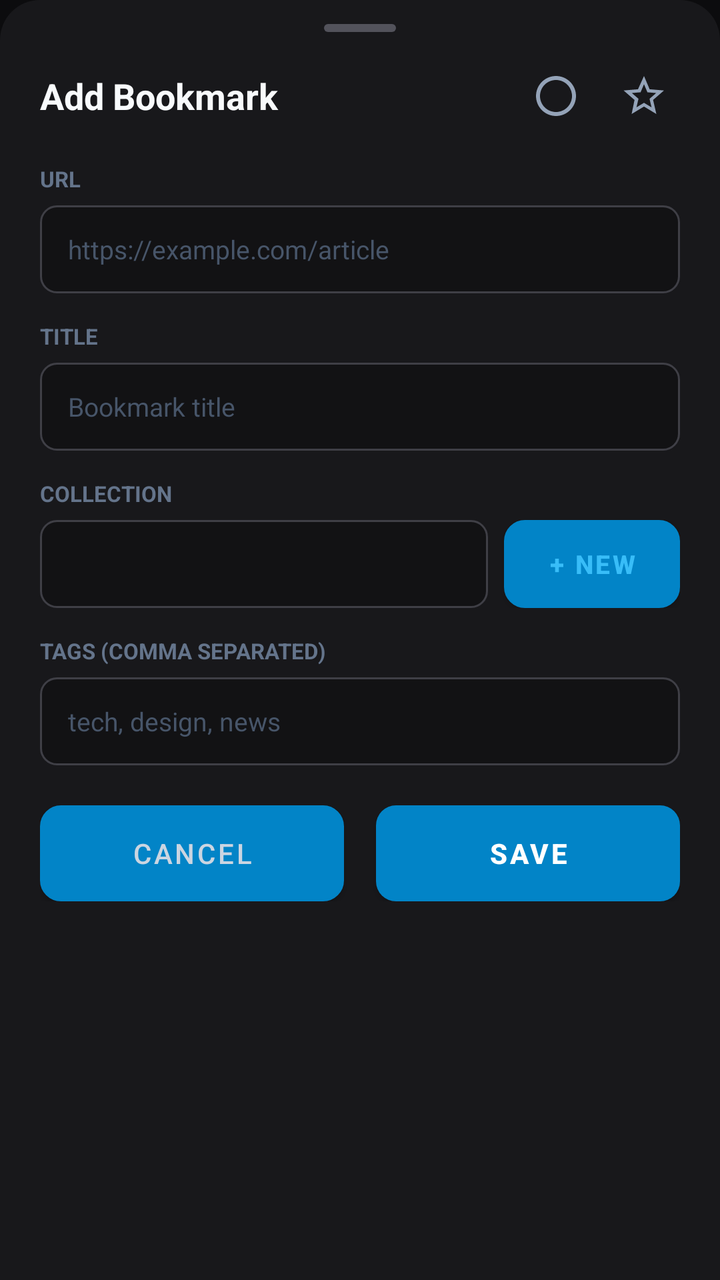
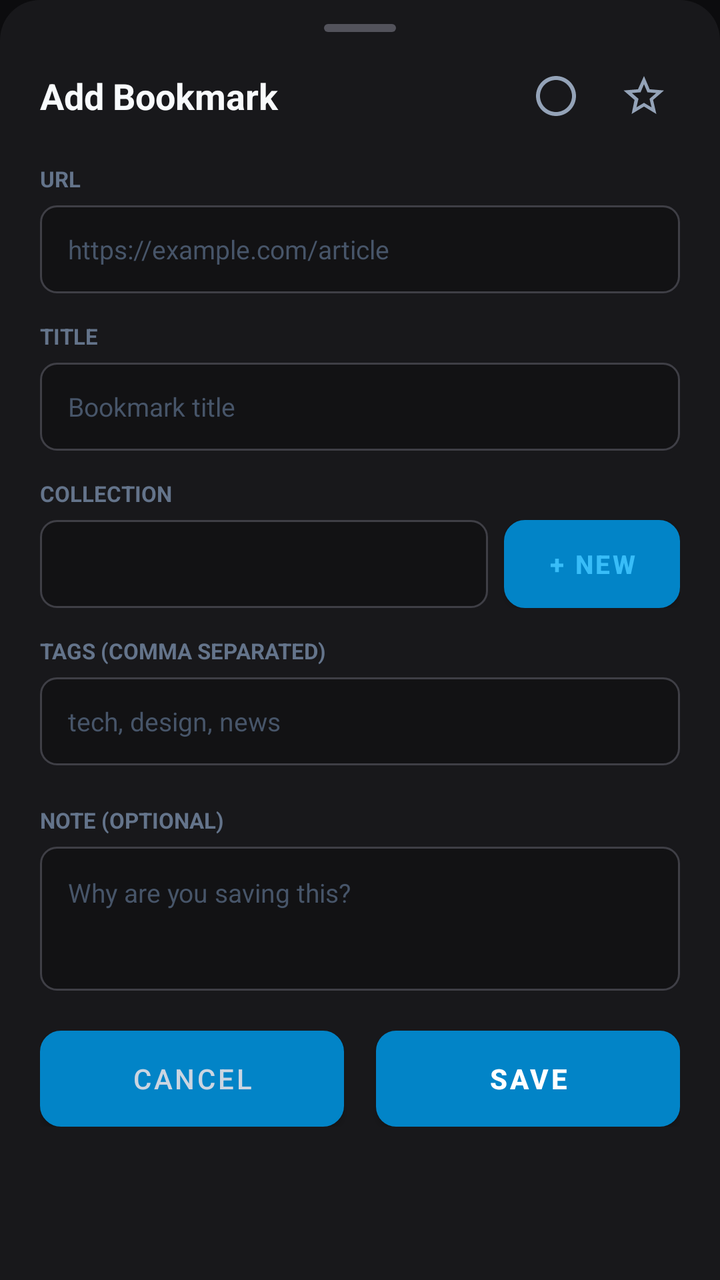

Before-and-after screenshots of an Android layout around one commit, followed by the original layout XML and the change that was made.
<!-- AndroidManifest.xml: application theme Theme.Keepsake -->
<!-- res/layout/sheet_add_bookmark.xml -->
<?xml version="1.0" encoding="utf-8"?>
<LinearLayout xmlns:android="http://schemas.android.com/apk/res/android"
    android:layout_width="match_parent"
    android:layout_height="wrap_content"
    android:background="@drawable/bg_bottom_sheet"
    android:orientation="vertical"
    android:paddingStart="20dp"
    android:paddingEnd="20dp"
    android:paddingTop="12dp"
    android:paddingBottom="28dp">

    
    <View
        android:layout_width="36dp"
        android:layout_height="4dp"
        android:layout_gravity="center_horizontal"
        android:layout_marginBottom="14dp"
        android:background="@drawable/bg_drag_handle" />

    <LinearLayout
        android:layout_width="match_parent"
        android:layout_height="wrap_content"
        android:gravity="center_vertical"
        android:orientation="horizontal"
        android:layout_marginBottom="16dp">

        <TextView
            android:layout_width="0dp"
            android:layout_height="wrap_content"
            android:layout_weight="1"
            android:text="Add Bookmark"
            android:textColor="#F8FAFC"
            android:textSize="18sp"
            android:textStyle="bold" />

        <ImageButton
            android:id="@+id/btnAddDone"
            android:layout_width="36dp"
            android:layout_height="36dp"
            android:background="?attr/selectableItemBackgroundBorderless"
            android:contentDescription="Done status"
            android:src="@drawable/ic_circle_empty"
            android:layout_marginEnd="8dp" />

        <ImageButton
            android:id="@+id/btnAddFavorite"
            android:layout_width="36dp"
            android:layout_height="36dp"
            android:background="?attr/selectableItemBackgroundBorderless"
            android:contentDescription="Favorite"
            android:src="@drawable/ic_star_empty" />
    </LinearLayout>

    
    <TextView
        android:layout_width="wrap_content"
        android:layout_height="wrap_content"
        android:layout_marginBottom="6dp"
        android:text="URL"
        android:textColor="#64748B"
        android:textSize="11sp"
        android:textStyle="bold" />

    <EditText
        android:id="@+id/etAddUrl"
        android:layout_width="match_parent"
        android:layout_height="44dp"
        android:layout_marginBottom="14dp"
        android:background="@drawable/bg_input"
        android:hint="https://example.com/article"
        android:inputType="textUri"
        android:paddingStart="14dp"
        android:paddingEnd="14dp"
        android:singleLine="true"
        android:textColor="#F8FAFC"
        android:textColorHint="#475569"
        android:textSize="13sp" />

    
    <TextView
        android:layout_width="wrap_content"
        android:layout_height="wrap_content"
        android:layout_marginBottom="6dp"
        android:text="TITLE"
        android:textColor="#64748B"
        android:textSize="11sp"
        android:textStyle="bold" />

    <EditText
        android:id="@+id/etAddTitle"
        android:layout_width="match_parent"
        android:layout_height="44dp"
        android:layout_marginBottom="14dp"
        android:background="@drawable/bg_input"
        android:hint="Bookmark title"
        android:inputType="textCapSentences"
        android:paddingStart="14dp"
        android:paddingEnd="14dp"
        android:singleLine="true"
        android:textColor="#F8FAFC"
        android:textColorHint="#475569"
        android:textSize="13sp" />

    
    <TextView
        android:layout_width="wrap_content"
        android:layout_height="wrap_content"
        android:layout_marginBottom="6dp"
        android:text="COLLECTION"
        android:textColor="#64748B"
        android:textSize="11sp"
        android:textStyle="bold" />

    <LinearLayout
        android:layout_width="match_parent"
        android:layout_height="wrap_content"
        android:orientation="horizontal"
        android:gravity="center_vertical"
        android:layout_marginBottom="14dp">

        <Spinner
            android:id="@+id/spinnerAddCollection"
            android:layout_width="0dp"
            android:layout_height="44dp"
            android:layout_weight="1"
            android:background="@drawable/bg_input"
            android:overlapAnchor="false"
            android:popupBackground="#18181B"
            android:spinnerMode="dropdown"
            android:layout_marginEnd="8dp" />

        <Button
            android:id="@+id/btnQuickAddCollection"
            android:layout_width="wrap_content"
            android:layout_height="44dp"
            android:background="@drawable/bg_button_secondary"
            android:text="+ New"
            android:textColor="#38BDF8"
            android:textSize="13sp"
            android:textStyle="bold"
            android:paddingStart="12dp"
            android:paddingEnd="12dp" />
    </LinearLayout>

    
    <TextView
        android:layout_width="wrap_content"
        android:layout_height="wrap_content"
        android:layout_marginBottom="6dp"
        android:text="TAGS (COMMA SEPARATED)"
        android:textColor="#64748B"
        android:textSize="11sp"
        android:textStyle="bold" />

    <EditText
        android:id="@+id/etAddTags"
        android:layout_width="match_parent"
        android:layout_height="44dp"
        android:layout_marginBottom="20dp"
        android:background="@drawable/bg_input"
        android:hint="tech, design, news"
        android:inputType="text"
        android:paddingStart="14dp"
        android:paddingEnd="14dp"
        android:singleLine="true"
        android:textColor="#F8FAFC"
        android:textColorHint="#475569"
        android:textSize="13sp" />

    
    <LinearLayout
        android:layout_width="match_parent"
        android:layout_height="wrap_content"
        android:orientation="horizontal">

        <Button
            android:id="@+id/btnCancelAdd"
            android:layout_width="0dp"
            android:layout_height="48dp"
            android:layout_marginEnd="8dp"
            android:layout_weight="1"
            android:background="@drawable/bg_button_secondary"
            android:text="Cancel"
            android:textColor="#CBD5E1"
            android:textSize="14sp" />

        <Button
            android:id="@+id/btnConfirmAdd"
            android:layout_width="0dp"
            android:layout_height="48dp"
            android:layout_marginStart="8dp"
            android:layout_weight="1"
            android:background="@drawable/bg_button_primary"
            android:text="Save"
            android:textColor="#FFFFFF"
            android:textSize="14sp"
            android:textStyle="bold" />
    </LinearLayout>

</LinearLayout>
<!-- resources referenced by this layout -->
<resources>
  <!-- drawable bg_bottom_sheet (drawable) -->
  <?xml version="1.0" encoding="utf-8"?>
  <shape xmlns:android="http://schemas.android.com/apk/res/android"
      android:shape="rectangle">
      <solid android:color="#18181B" />
      <corners
          android:topLeftRadius="20dp"
          android:topRightRadius="20dp" />
  </shape>
  <!-- drawable bg_button_primary (drawable) -->
  <?xml version="1.0" encoding="utf-8"?>
  <ripple xmlns:android="http://schemas.android.com/apk/res/android"
      android:color="#38BDF8">
      <item>
          <shape android:shape="rectangle">
              <solid android:color="#0284C7" />
              <corners android:radius="10dp" />
          </shape>
      </item>
  </ripple>
  <!-- drawable bg_button_secondary (drawable) -->
  <?xml version="1.0" encoding="utf-8"?>
  <ripple xmlns:android="http://schemas.android.com/apk/res/android"
      android:color="#3F3F46">
      <item>
          <shape android:shape="rectangle">
              <solid android:color="#27272A" />
              <stroke android:width="1dp" android:color="#3F3F46" />
              <corners android:radius="10dp" />
          </shape>
      </item>
  </ripple>
  <!-- drawable bg_drag_handle (drawable) -->
  <?xml version="1.0" encoding="utf-8"?>
  <shape xmlns:android="http://schemas.android.com/apk/res/android"
      android:shape="rectangle">
      <solid android:color="#52525B" />
      <corners android:radius="2dp" />
      <size android:width="40dp" android:height="4dp" />
  </shape>
  <!-- drawable bg_input (drawable) -->
  <?xml version="1.0" encoding="utf-8"?>
  <shape xmlns:android="http://schemas.android.com/apk/res/android"
      android:shape="rectangle">
      <solid android:color="#121214" />
      <corners android:radius="8dp" />
      <stroke android:width="1dp" android:color="#3F3F46" />
  </shape>
  <!-- drawable ic_circle_empty (drawable) -->
  <vector xmlns:android="http://schemas.android.com/apk/res/android"
      android:width="24dp"
      android:height="24dp"
      android:viewportWidth="24"
      android:viewportHeight="24">
      <path
          android:fillColor="#94A3B8"
          android:pathData="M12,2C6.48,2 2,6.48 2,12s4.48,10 10,10 10,-4.48 10,-10S17.52,2 12,2z M12,20c-4.42,0 -8,-3.58 -8,-8s3.58,-8 8,-8 8,3.58 8,8 -3.58,8 -8,8z" />
  </vector>
  <!-- drawable ic_star_empty (drawable) -->
  <?xml version="1.0" encoding="utf-8"?>
  <vector xmlns:android="http://schemas.android.com/apk/res/android"
      android:width="24dp"
      android:height="24dp"
      android:viewportWidth="24"
      android:viewportHeight="24">
      <path
          android:fillColor="#94A3B8"
          android:pathData="M22,9.24l-7.19,-0.62L12,2 8.99,8.63 1.8,9.24l5.46,4.73L5.82,21 12,17.27 18.18,21l-1.63,-7.03L22,9.24zM12,15.4l-3.76,2.27 1,-4.28 -3.32,-2.88 4.38,-0.38L12,6.1l1.71,4.04 4.38,0.38 -3.32,2.88 1,4.28L12,15.4z" />
  </vector>
  <style name="Theme.Keepsake" parent="Theme.MaterialComponents.DayNight.NoActionBar">
          <item name="colorPrimary">@color/primary</item>
          <item name="colorPrimaryDark">@color/primary_dark</item>
          <item name="colorAccent">@color/accent</item>
          <item name="android:windowBackground">@color/background_dark</item>
          <item name="android:statusBarColor">@color/background_dark</item>
          <item name="android:navigationBarColor">@color/background_dark</item>
      </style>
  <color name="primary">#0284C7</color>
  <color name="primary_dark">#0369A1</color>
  <color name="accent">#38BDF8</color>
  <color name="background_dark">#0C0C0E</color>
</resources>

<!-- the commit's change to res/layout/sheet_add_bookmark.xml (unified diff, before → after) -->
@@ -168,6 +168,31 @@
         android:textSize="13sp" />
 
     
+    <TextView
+        android:layout_width="wrap_content"
+        android:layout_height="wrap_content"
+        android:layout_marginBottom="6dp"
+        android:text="NOTE (OPTIONAL)"
+        android:textColor="#64748B"
+        android:textSize="11sp"
+        android:textStyle="bold" />
+
+    <EditText
+        android:id="@+id/etAddNote"
+        android:layout_width="match_parent"
+        android:layout_height="wrap_content"
+        android:layout_marginBottom="20dp"
+        android:background="@drawable/bg_input"
+        android:gravity="top|start"
+        android:hint="Why are you saving this?"
+        android:inputType="textMultiLine|textCapSentences"
+        android:minHeight="72dp"
+        android:padding="14dp"
+        android:textColor="#F8FAFC"
+        android:textColorHint="#475569"
+        android:textSize="13sp" />
+
+    
     <LinearLayout
         android:layout_width="match_parent"
         android:layout_height="wrap_content"
